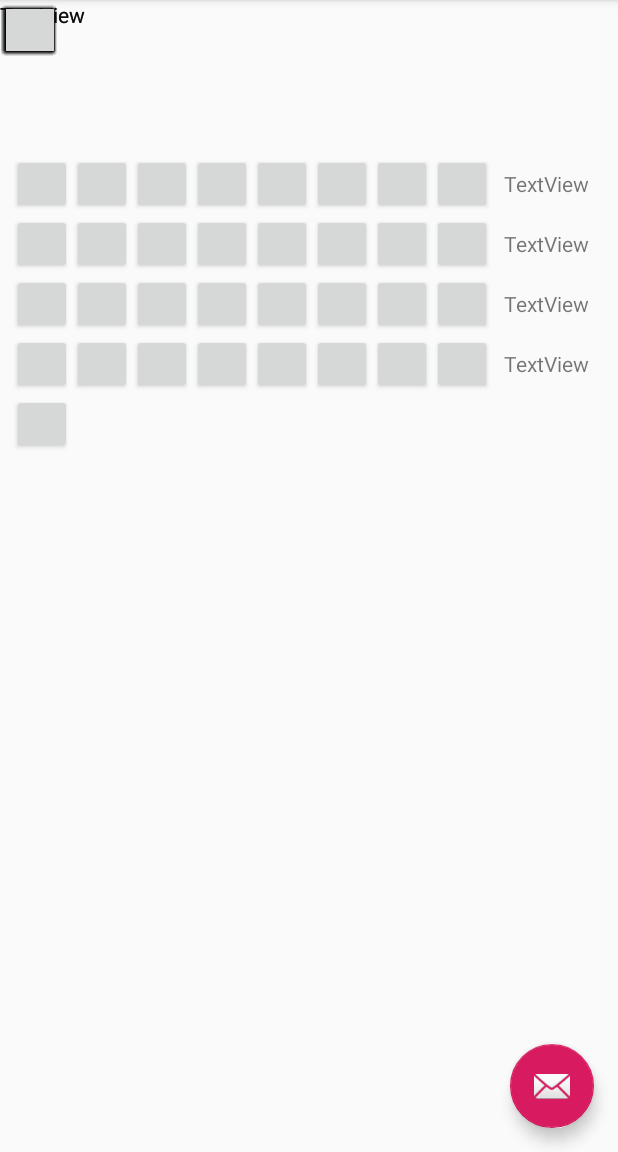
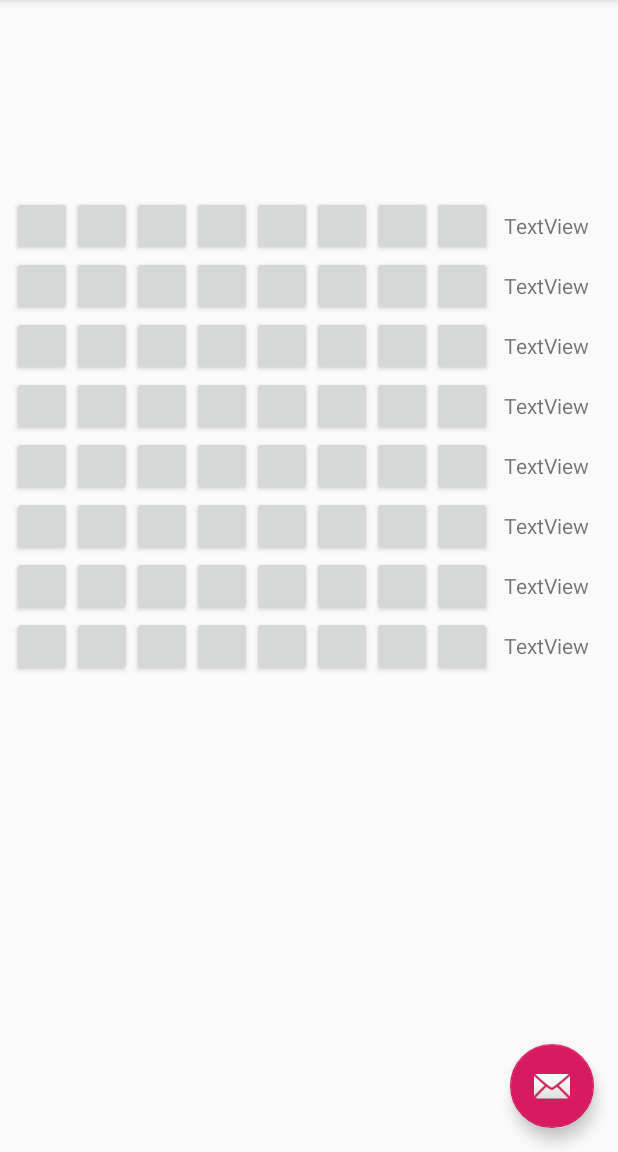
Before and after one commit to AndroidOS/SpriteEditor, an Android app: the screen it shows after launch (MainActivity), on a phone screen of 412 x 824 dp, the part 84-1236 px from its top. Run offline under Robolectric (Android 15) with nearby library versions, the phone set to English and light mode, and no system bars.

Commit message:
Added buttons to fragment(2/2)

```diff
--- a/app/src/main/res/layout/fragment_char.xml
+++ b/app/src/main/res/layout/fragment_char.xml
@@ -13,16 +13,17 @@
         android:layout_height="40dp"
         android:width="10dp"
         android:height="10dp"
-        tools:layout_editor_absoluteX="164dp"
-        tools:layout_editor_absoluteY="407dp" />
+        app:layout_constraintBaseline_toBaselineOf="@+id/button58"
+        app:layout_constraintStart_toEndOf="@+id/button58" />
 
     <TextView
         android:id="@+id/textView8"
         android:layout_width="wrap_content"
         android:layout_height="wrap_content"
+        android:layout_marginStart="8dp"
         android:text="TextView"
-        tools:layout_editor_absoluteX="324dp"
-        tools:layout_editor_absoluteY="367dp" />
+        app:layout_constraintBaseline_toBaselineOf="@+id/button64"
+        app:layout_constraintStart_toEndOf="@+id/button64" />
 
     <Button
         android:id="@+id/button57"
@@ -30,8 +31,8 @@
         android:layout_height="40dp"
         android:width="10dp"
         android:height="10dp"
-        tools:layout_editor_absoluteX="195dp"
-        tools:layout_editor_absoluteY="609dp" />
+        app:layout_constraintStart_toStartOf="@+id/button49"
+        app:layout_constraintTop_toBottomOf="@+id/button49" />
 
     <Button
         android:id="@+id/button58"
@@ -39,8 +40,8 @@
         android:layout_height="40dp"
         android:width="10dp"
         android:height="10dp"
-        tools:layout_editor_absoluteX="75dp"
-        tools:layout_editor_absoluteY="599dp" />
+        app:layout_constraintBaseline_toBaselineOf="@+id/button57"
+        app:layout_constraintStart_toEndOf="@+id/button57" />
 
     <Button
         android:id="@+id/button61"
@@ -48,8 +49,8 @@
         android:layout_height="40dp"
         android:width="10dp"
         android:height="10dp"
-        tools:layout_editor_absoluteX="216dp"
-        tools:layout_editor_absoluteY="345dp" />
+        app:layout_constraintBaseline_toBaselineOf="@+id/button60"
+        app:layout_constraintStart_toEndOf="@+id/button60" />
 
     <Button
         android:id="@+id/button62"
@@ -57,8 +58,8 @@
         android:layout_height="40dp"
         android:width="10dp"
         android:height="10dp"
-        tools:layout_editor_absoluteX="115dp"
-        tools:layout_editor_absoluteY="272dp" />
+        app:layout_constraintBaseline_toBaselineOf="@+id/button61"
+        app:layout_constraintStart_toEndOf="@+id/button61" />
 
     <Button
         android:id="@+id/button63"
@@ -66,8 +67,8 @@
         android:layout_height="40dp"
         android:width="10dp"
         android:height="10dp"
-        tools:layout_editor_absoluteX="216dp"
-        tools:layout_editor_absoluteY="503dp" />
+        app:layout_constraintBaseline_toBaselineOf="@+id/button62"
+        app:layout_constraintStart_toEndOf="@+id/button62" />
 
     <Button
         android:id="@+id/button64"
@@ -75,8 +76,8 @@
         android:layout_height="40dp"
         android:width="10dp"
         android:height="10dp"
-        tools:layout_editor_absoluteX="355dp"
-        tools:layout_editor_absoluteY="503dp" />
+        app:layout_constraintBaseline_toBaselineOf="@+id/button63"
+        app:layout_constraintStart_toEndOf="@+id/button63" />
 
     <Button
         android:id="@+id/button60"
@@ -84,8 +85,8 @@
         android:layout_height="40dp"
         android:width="10dp"
         android:height="10dp"
-        tools:layout_editor_absoluteX="296dp"
-        tools:layout_editor_absoluteY="663dp" />
+        app:layout_constraintBaseline_toBaselineOf="@+id/button59"
+        app:layout_constraintStart_toEndOf="@+id/button59" />
 
     <Button
         android:id="@+id/button51"
@@ -93,16 +94,17 @@
         android:layout_height="40dp"
         android:width="10dp"
         android:height="10dp"
-        tools:layout_editor_absoluteX="16dp"
-        tools:layout_editor_absoluteY="569dp" />
+        app:layout_constraintBaseline_toBaselineOf="@+id/button50"
+        app:layout_constraintStart_toEndOf="@+id/button50" />
 
     <TextView
         android:id="@+id/textView7"
         android:layout_width="wrap_content"
         android:layout_height="wrap_content"
+        android:layout_marginStart="8dp"
         android:text="TextView"
-        tools:layout_editor_absoluteX="0dp"
-        tools:layout_editor_absoluteY="484dp" />
+        app:layout_constraintBaseline_toBaselineOf="@+id/button56"
+        app:layout_constraintStart_toEndOf="@+id/button56" />
 
     <Button
         android:id="@+id/button49"
@@ -110,8 +112,8 @@
         android:layout_height="40dp"
         android:width="10dp"
         android:height="10dp"
-        tools:layout_editor_absoluteX="284dp"
-        tools:layout_editor_absoluteY="513dp" />
+        app:layout_constraintStart_toStartOf="@+id/button41"
+        app:layout_constraintTop_toBottomOf="@+id/button41" />
 
     <Button
         android:id="@+id/button50"
@@ -119,8 +121,8 @@
         android:layout_height="40dp"
         android:width="10dp"
         android:height="10dp"
-        tools:layout_editor_absoluteX="235dp"
-        tools:layout_editor_absoluteY="649dp" />
+        app:layout_constraintBaseline_toBaselineOf="@+id/button49"
+        app:layout_constraintStart_toEndOf="@+id/button49" />
 
     <Button
         android:id="@+id/button53"
@@ -128,8 +130,8 @@
         android:layout_height="40dp"
         android:width="10dp"
         android:height="10dp"
-        tools:layout_editor_absoluteX="96dp"
-        tools:layout_editor_absoluteY="345dp" />
+        app:layout_constraintBaseline_toBaselineOf="@+id/button52"
+        app:layout_constraintStart_toEndOf="@+id/button52" />
 
     <Button
         android:id="@+id/button54"
@@ -137,8 +139,8 @@
         android:layout_height="40dp"
         android:width="10dp"
         android:height="10dp"
-        tools:layout_editor_absoluteX="152dp"
-        tools:layout_editor_absoluteY="649dp" />
+        app:layout_constraintBaseline_toBaselineOf="@+id/button53"
+        app:layout_constraintStart_toEndOf="@+id/button53" />
 
     <Button
         android:id="@+id/button55"
@@ -146,8 +148,8 @@
         android:layout_height="40dp"
         android:width="10dp"
         android:height="10dp"
-        tools:layout_editor_absoluteX="96dp"
-        tools:layout_editor_absoluteY="503dp" />
+        app:layout_constraintBaseline_toBaselineOf="@+id/button54"
+        app:layout_constraintStart_toEndOf="@+id/button54" />
 
     <Button
         android:id="@+id/button56"
@@ -155,8 +157,8 @@
         android:layout_height="40dp"
         android:width="10dp"
         android:height="10dp"
-        tools:layout_editor_absoluteX="235dp"
-        tools:layout_editor_absoluteY="503dp" />
+        app:layout_constraintBaseline_toBaselineOf="@+id/button55"
+        app:layout_constraintStart_toEndOf="@+id/button55" />
 
     <Button
         android:id="@+id/button52"
@@ -164,16 +166,17 @@
         android:layout_height="40dp"
         android:width="10dp"
         android:height="10dp"
-        tools:layout_editor_absoluteX="355dp"
-        tools:layout_editor_absoluteY="272dp" />
+        app:layout_constraintBaseline_toBaselineOf="@+id/button51"
+        app:layout_constraintStart_toEndOf="@+id/button51" />
 
     <TextView
         android:id="@+id/textView6"
         android:layout_width="wrap_content"
         android:layout_height="wrap_content"
+        android:layout_marginStart="8dp"
         android:text="TextView"
-        tools:layout_editor_absoluteX="229dp"
-        tools:layout_editor_absoluteY="433dp" />
+        app:layout_constraintBaseline_toBaselineOf="@+id/button48"
+        app:layout_constraintStart_toEndOf="@+id/button48" />
 
     <Button
         android:id="@+id/button41"
@@ -181,8 +184,8 @@
         android:layout_height="40dp"
         android:width="10dp"
         android:height="10dp"
-        tools:layout_editor_absoluteX="244dp"
-        tools:layout_editor_absoluteY="513dp" />
+        app:layout_constraintStart_toStartOf="@+id/button33"
+        app:layout_constraintTop_toBottomOf="@+id/button33" />
 
     <Button
         android:id="@+id/button42"
@@ -190,8 +193,8 @@
         android:layout_height="40dp"
         android:width="10dp"
         android:height="10dp"
-        tools:layout_editor_absoluteX="358dp"
-        tools:layout_editor_absoluteY="609dp" />
+        app:layout_constraintBaseline_toBaselineOf="@+id/button41"
+        app:layout_constraintStart_toEndOf="@+id/button41" />
 
     <Button
         android:id="@+id/button43"
@@ -199,8 +202,8 @@
         android:layout_height="40dp"
         android:width="10dp"
         android:height="10dp"
-        tools:layout_editor_absoluteX="185dp"
-        tools:layout_editor_absoluteY="292dp" />
+        app:layout_constraintBaseline_toBaselineOf="@+id/button42"
+        app:layout_constraintStart_toEndOf="@+id/button42" />
 
     <Button
         android:id="@+id/button44"
@@ -208,8 +211,8 @@
         android:layout_height="40dp"
         android:width="10dp"
         android:height="10dp"
-        tools:layout_editor_absoluteX="299dp"
-        tools:layout_editor_absoluteY="263dp" />
+        app:layout_constraintBaseline_toBaselineOf="@+id/button43"
+        app:layout_constraintStart_toEndOf="@+id/button43" />
 
     <Button
         android:id="@+id/button45"
@@ -217,8 +220,8 @@
         android:layout_height="40dp"
         android:width="10dp"
         android:height="10dp"
-        tools:layout_editor_absoluteX="56dp"
-        tools:layout_editor_absoluteY="345dp" />
+        app:layout_constraintBaseline_toBaselineOf="@+id/button44"
+        app:layout_constraintStart_toEndOf="@+id/button44" />
 
     <Button
         android:id="@+id/button46"
@@ -226,8 +229,8 @@
         android:layout_height="40dp"
         android:width="10dp"
         android:height="10dp"
-        tools:layout_editor_absoluteX="84dp"
-        tools:layout_editor_absoluteY="649dp" />
+        app:layout_constraintBaseline_toBaselineOf="@+id/button45"
+        app:layout_constraintStart_toEndOf="@+id/button45" />
 
     <Button
         android:id="@+id/button47"
@@ -235,8 +238,8 @@
         android:layout_height="40dp"
         android:width="10dp"
         android:height="10dp"
-        tools:layout_editor_absoluteX="56dp"
-        tools:layout_editor_absoluteY="503dp" />
+        app:layout_constraintBaseline_toBaselineOf="@+id/button46"
+        app:layout_constraintStart_toEndOf="@+id/button46" />
 
     <Button
         android:id="@+id/button48"
@@ -244,16 +247,17 @@
         android:layout_height="40dp"
         android:width="10dp"
         android:height="10dp"
-        tools:layout_editor_absoluteX="195dp"
-        tools:layout_editor_absoluteY="503dp" />
+        app:layout_constraintBaseline_toBaselineOf="@+id/button47"
+        app:layout_constraintStart_toEndOf="@+id/button47" />
 
     <TextView
         android:id="@+id/textView5"
         android:layout_width="wrap_content"
         android:layout_height="wrap_content"
+        android:layout_marginStart="8dp"
         android:text="TextView"
-        tools:layout_editor_absoluteX="216dp"
-        tools:layout_editor_absoluteY="447dp" />
+        app:layout_constraintBaseline_toBaselineOf="@+id/button40"
+        app:layout_constraintStart_toEndOf="@+id/button40" />
 
     <Button
         android:id="@+id/button33"
@@ -270,8 +274,8 @@
         android:layout_height="40dp"
         android:width="10dp"
         android:height="10dp"
-        tools:layout_editor_absoluteX="48dp"
-        tools:layout_editor_absoluteY="447dp" />
+        app:layout_constraintBaseline_toBaselineOf="@+id/button33"
+        app:layout_constraintStart_toEndOf="@+id/button33" />
 
     <Button
         android:id="@+id/button35"
@@ -279,8 +283,8 @@
         android:layout_height="40dp"
         android:width="10dp"
         android:height="10dp"
-        tools:layout_editor_absoluteX="244dp"
-        tools:layout_editor_absoluteY="367dp" />
+        app:layout_constraintBaseline_toBaselineOf="@+id/button34"
+        app:layout_constraintStart_toEndOf="@+id/button34" />
 
     <Button
         android:id="@+id/button36"
@@ -288,8 +292,8 @@
         android:layout_height="40dp"
         android:width="10dp"
         android:height="10dp"
-        tools:layout_editor_absoluteX="31dp"
-        tools:layout_editor_absoluteY="423dp" />
+        app:layout_constraintBaseline_toBaselineOf="@+id/button35"
+        app:layout_constraintStart_toEndOf="@+id/button35" />
 
     <Button
         android:id="@+id/button37"
@@ -297,8 +301,8 @@
         android:layout_height="40dp"
         android:width="10dp"
         android:height="10dp"
-        tools:layout_editor_absoluteX="56dp"
-        tools:layout_editor_absoluteY="345dp" />
+        app:layout_constraintBaseline_toBaselineOf="@+id/button36"
+        app:layout_constraintStart_toEndOf="@+id/button36" />
 
     <Button
         android:id="@+id/button38"
@@ -306,8 +310,8 @@
         android:layout_height="40dp"
         android:width="10dp"
         android:height="10dp"
-        tools:layout_editor_absoluteX="16dp"
-        tools:layout_editor_absoluteY="639dp" />
+        app:layout_constraintBaseline_toBaselineOf="@+id/button37"
+        app:layout_constraintStart_toEndOf="@+id/button37" />
 
     <Button
         android:id="@+id/button39"
@@ -315,8 +319,8 @@
         android:layout_height="40dp"
         android:width="10dp"
         android:height="10dp"
-        tools:layout_editor_absoluteX="56dp"
-        tools:layout_editor_absoluteY="503dp" />
+        app:layout_constraintBaseline_toBaselineOf="@+id/button38"
+        app:layout_constraintStart_toEndOf="@+id/button38" />
 
     <Button
         android:id="@+id/button40"
@@ -324,8 +328,8 @@
         android:layout_height="40dp"
         android:width="10dp"
         android:height="10dp"
-        tools:layout_editor_absoluteX="195dp"
-        tools:layout_editor_absoluteY="503dp" />
+        app:layout_constraintBaseline_toBaselineOf="@+id/button39"
+        app:layout_constraintStart_toEndOf="@+id/button39" />
 
     <TextView
         android:id="@+id/textView4"
@@ -611,7 +615,7 @@
         android:layout_width="40dp"
         android:layout_height="40dp"
         android:layout_marginStart="8dp"
-        android:layout_marginTop="8dp"
+        android:layout_marginTop="36dp"
         android:width="10dp"
         android:height="10dp"
         app:layout_constraintStart_toStartOf="parent"
```
